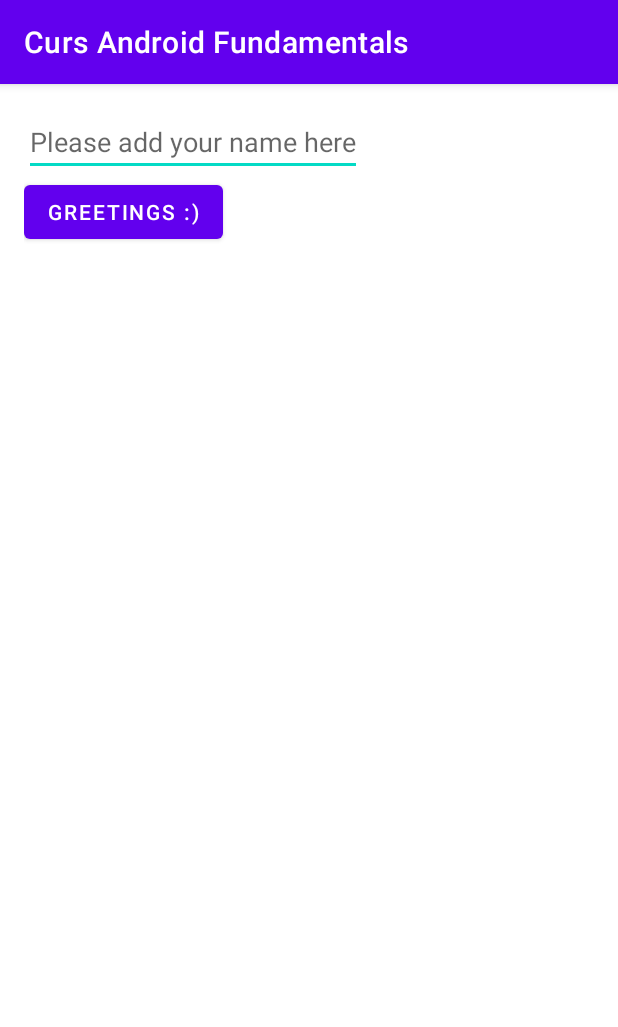
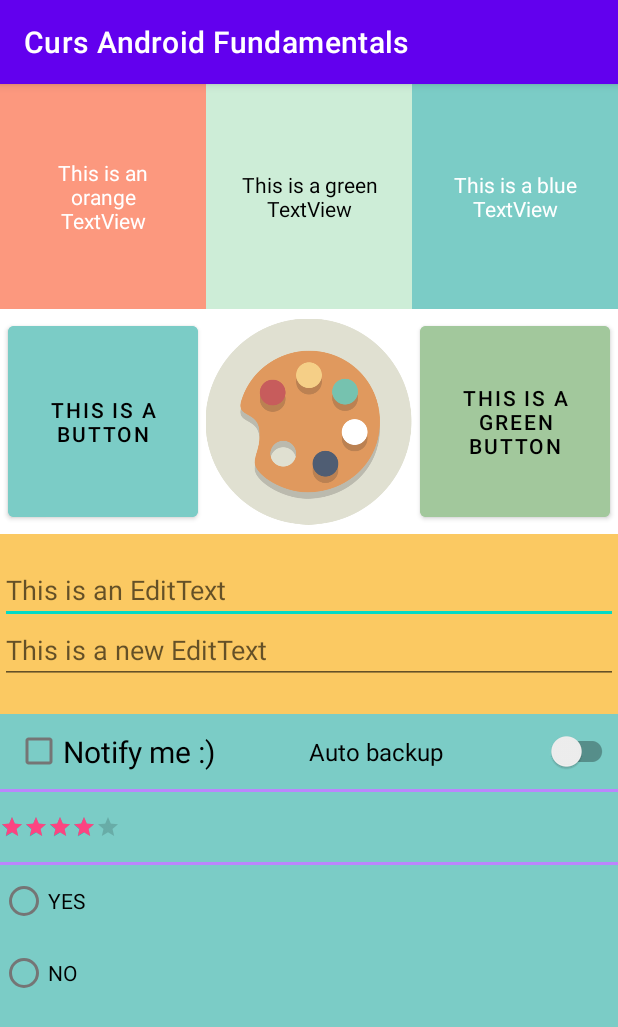
Before and after one commit to magdamiu/AndroidFundamentalsMay2021, an Android app: the screen it shows after launch (MainActivity), on a phone screen of 412 x 824 dp. Shown: the top 1027 px of the screen. Run offline under Robolectric (Android 15) with nearby library versions, the phone set to English and light mode, and no system bars.

Commit message:
Code challenge - c2

```diff
--- a/app/src/main/java/com/magdamiu/androidfundamentalsmai2021/MainActivity.java
+++ b/app/src/main/java/com/magdamiu/androidfundamentalsmai2021/MainActivity.java
@@ -19,8 +19,9 @@ public class MainActivity extends AppCompatActivity {
     @Override
     protected void onCreate(Bundle savedInstanceState) {
         super.onCreate(savedInstanceState);
-        /*setContentView(R.layout.activity_main);*/
-        setContentView(R.layout.sample);
+        /* setContentView(R.layout.activity_main);
+        setContentView(R.layout.sample); */
+        setContentView(R.layout.code_challenge_c2);
 
         initViews();
         displayLogs();
--- /dev/null
+++ b/app/src/main/res/layout/code_challenge_c2.xml
@@ -0,0 +1,168 @@
+<?xml version="1.0" encoding="utf-8"?>
+<LinearLayout xmlns:android="http://schemas.android.com/apk/res/android"
+    android:layout_width="match_parent"
+    android:layout_height="match_parent"
+    android:orientation="vertical">
+
+    <LinearLayout
+        android:layout_width="match_parent"
+        android:layout_height="@dimen/dp_150">
+
+        <TextView
+            android:layout_width="match_parent"
+            android:layout_height="match_parent"
+            android:layout_weight="1"
+            android:background="@color/orange_FC987E"
+            android:gravity="center"
+            android:padding="@dimen/dp_17"
+            android:text="@string/this_is_an_orange_textview"
+            android:textAlignment="center"
+            android:textColor="@color/white" />
+
+        <TextView
+            android:layout_width="match_parent"
+            android:layout_height="match_parent"
+            android:layout_weight="1"
+            android:background="@color/green_CDEDD7"
+            android:gravity="center"
+            android:text="@string/this_is_a_green_textview"
+            android:textAlignment="center"
+            android:textColor="@color/black" />
+
+        <TextView
+            android:layout_width="match_parent"
+            android:layout_height="match_parent"
+            android:layout_weight="1"
+            android:background="@color/blue_7BCCC6"
+            android:gravity="center"
+            android:text="@string/this_is_a_blue_textview"
+            android:textAlignment="center"
+            android:textColor="@color/white" />
+    </LinearLayout>
+
+    <LinearLayout
+        android:layout_width="match_parent"
+        android:layout_height="@dimen/dp_150">
+
+        <Button
+            android:layout_width="match_parent"
+            android:layout_height="match_parent"
+            android:layout_margin="@dimen/dp_5"
+            android:layout_weight="1"
+            android:backgroundTint="@color/blue_7BCCC6"
+            android:text="@string/this_is_a_button"
+            android:textColor="@color/black" />
+
+        <ImageView
+            android:layout_width="match_parent"
+            android:layout_height="match_parent"
+            android:layout_weight="1"
+            android:scaleType="fitCenter"
+            android:contentDescription="@string/paint_image"
+            android:src="@drawable/paint" />
+
+        <Button
+            android:layout_width="match_parent"
+            android:layout_height="match_parent"
+            android:layout_margin="@dimen/dp_5"
+            android:layout_weight="1"
+            android:backgroundTint="@color/green_A2C89C"
+            android:gravity="center"
+            android:text="@string/this_is_a_green_button"
+            android:textColor="@color/black" />
+    </LinearLayout>
+
+    <LinearLayout
+        android:layout_width="match_parent"
+        android:layout_height="@dimen/dp_120"
+        android:background="@color/yellow_FBC962"
+        android:orientation="vertical"
+        android:paddingTop="@dimen/dp_20"
+        android:paddingBottom="@dimen/dp_20">
+
+        <EditText
+            android:layout_width="match_parent"
+            android:layout_height="@dimen/dp_0"
+            android:layout_weight="1"
+            android:autofillHints="@string/edit_this"
+            android:hint="@string/this_is_an_edittext"
+            android:inputType="textCapWords"
+            android:textColor="@color/purple_700" />
+
+        <EditText
+            android:layout_width="match_parent"
+            android:layout_height="@dimen/dp_0"
+            android:layout_weight="1"
+            android:autofillHints="@string/edit_this"
+            android:hint="@string/this_is_a_new_edittext"
+            android:inputType="textCapWords"
+            android:textColor="@color/purple_700" />
+
+    </LinearLayout>
+
+    <LinearLayout
+        android:layout_width="match_parent"
+        android:layout_height="match_parent"
+        android:background="@color/blue_7BCCC6"
+        android:orientation="vertical">
+
+        <LinearLayout
+            android:layout_width="match_parent"
+            android:layout_height="@dimen/dp_50">
+
+            <CheckBox
+                android:layout_width="match_parent"
+                android:layout_height="match_parent"
+                android:layout_marginStart="@dimen/dp_10"
+                android:layout_weight="1"
+                android:checked="false"
+                android:text="@string/notify_me"
+                android:textSize="@dimen/sp_20" />
+
+            <androidx.appcompat.widget.SwitchCompat
+                android:layout_width="match_parent"
+                android:layout_height="match_parent"
+                android:layout_weight="1"
+                android:text="@string/auto_backup"
+                android:textSize="@dimen/sp_16" />
+        </LinearLayout>
+
+        <View
+            android:layout_width="match_parent"
+            android:layout_height="@dimen/dp_2"
+            android:background="@color/purple_200" />
+
+        <RatingBar
+            style="@style/Widget.AppCompat.RatingBar.Small"
+            android:layout_width="wrap_content"
+            android:layout_height="wrap_content"
+            android:layout_marginTop="@dimen/dp_15"
+            android:layout_marginBottom="@dimen/dp_15"
+            android:isIndicator="false"
+            android:numStars="5"
+            android:progressTint="@color/pink_FC4481"
+            android:rating="4" />
+
+        <View
+            android:layout_width="match_parent"
+            android:layout_height="@dimen/dp_2"
+            android:background="@color/purple_200" />
+
+        <RadioGroup
+            android:layout_width="wrap_content"
+            android:layout_height="wrap_content">
+
+            <RadioButton
+                android:layout_width="wrap_content"
+                android:layout_height="wrap_content"
+                android:text="@string/yes" />
+
+            <RadioButton
+                android:layout_width="wrap_content"
+                android:layout_height="wrap_content"
+                android:text="@string/no" />
+        </RadioGroup>
+
+    </LinearLayout>
+
+</LinearLayout>
--- a/app/src/main/res/values/colors.xml
+++ b/app/src/main/res/values/colors.xml
@@ -8,4 +8,10 @@
     <color name="black">#FF000000</color>
     <color name="white">#FFFFFFFF</color>
     <color name="red">#ff3412</color>
+    <color name="orange_FC987E">#FC987E</color>
+    <color name="green_CDEDD7">#CDEDD7</color>
+    <color name="blue_7BCCC6">#7BCCC6</color>
+    <color name="green_A2C89C">#A2C89C</color>
+    <color name="yellow_FBC962">#FBC962</color>
+    <color name="pink_FC4481">#FC4481</color>
 </resources>
--- a/app/src/main/res/values/dimens.xml
+++ b/app/src/main/res/values/dimens.xml
@@ -2,4 +2,16 @@
 <resources>
     <dimen name="medium_text">23sp</dimen>
     <dimen name="medium_space">16dp</dimen>
+    <dimen name="dp_5">5dp</dimen>
+    <dimen name="dp_150">150dp</dimen>
+    <dimen name="dp_17">17dp</dimen>
+    <dimen name="dp_120">120dp</dimen>
+    <dimen name="dp_0">0dp</dimen>
+    <dimen name="dp_50">50dp</dimen>
+    <dimen name="dp_10">10dp</dimen>
+    <dimen name="sp_20">20sp</dimen>
+    <dimen name="sp_16">16sp</dimen>
+    <dimen name="dp_2">2dp</dimen>
+    <dimen name="dp_15">15dp</dimen>
+    <dimen name="dp_20">20dp</dimen>
 </resources>
--- a/app/src/main/res/values/strings.xml
+++ b/app/src/main/res/values/strings.xml
@@ -12,4 +12,15 @@
     <string name="please_add_your_name_here">Please add your name here</string>
     <string name="greetings">Greetings :)</string>
     <string name="error_insert_name">Please insert a name</string>
+    <string name="this_is_an_orange_textview">This is an orange TextView</string>
+    <string name="this_is_a_green_textview">This is a green TextView</string>
+    <string name="this_is_a_blue_textview">This is a blue TextView</string>
+    <string name="this_is_a_button">this is a button</string>
+    <string name="this_is_an_edittext">This is an EditText</string>
+    <string name="this_is_a_new_edittext">This is a new EditText</string>
+    <string name="notify_me">Notify me :)</string>
+    <string name="auto_backup">Auto backup</string>
+    <string name="this_is_a_green_button">This is a green button</string>
+    <string name="edit_this">edit this...</string>
+    <string name="paint_image">paint image</string>
 </resources>
```
Also changed, not shown: app/src/main/res/drawable/paint.png (added).
